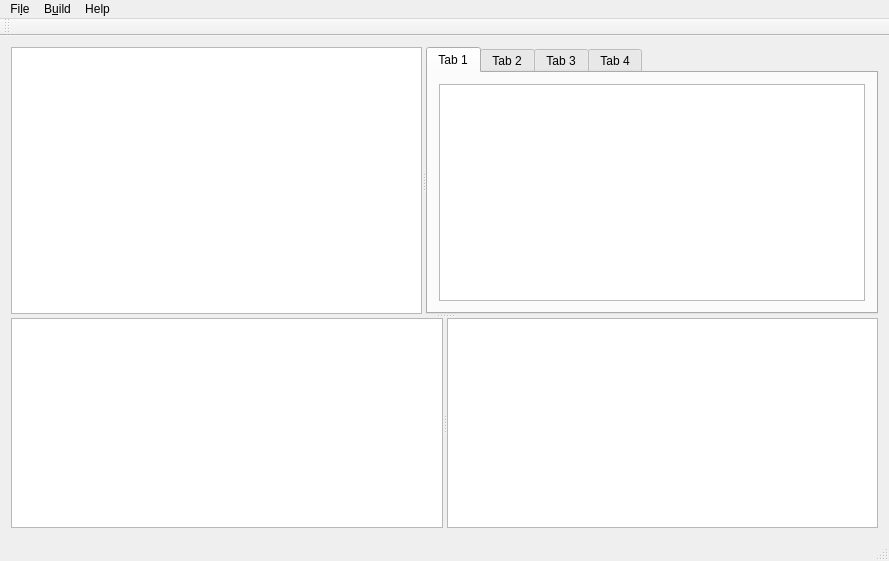
This is Saber-Plus/mainwindow.ui in demensdeum/Saber-Plus as Qt 5 draws it before an edit. The edited form follows.
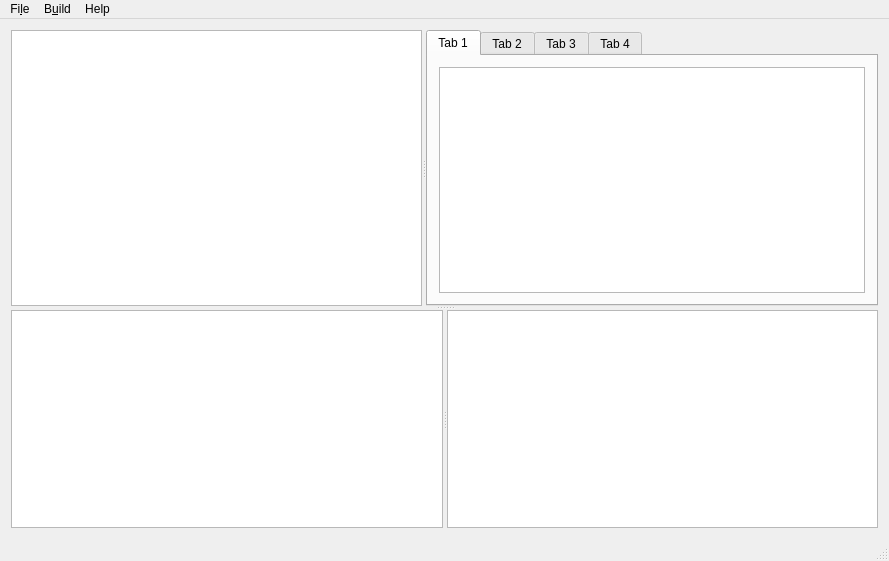
This is the edited form.

What changed in the file:
```diff
--- a/Saber-Plus/mainwindow.ui
+++ b/Saber-Plus/mainwindow.ui
@@ -118,14 +118,6 @@
    <addaction name="menuBuild"/>
    <addaction name="menuHelp"/>
   </widget>
-  <widget class="QToolBar" name="mainToolBar">
-   <attribute name="toolBarArea">
-    <enum>TopToolBarArea</enum>
-   </attribute>
-   <attribute name="toolBarBreak">
-    <bool>false</bool>
-   </attribute>
-  </widget>
   <widget class="QStatusBar" name="statusBar"/>
   <action name="actionOpen_CMAKE_Project">
    <property name="text">
```
